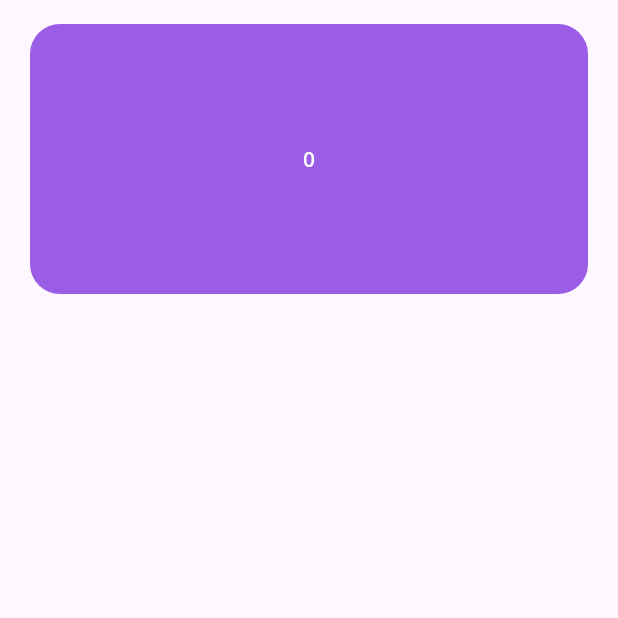
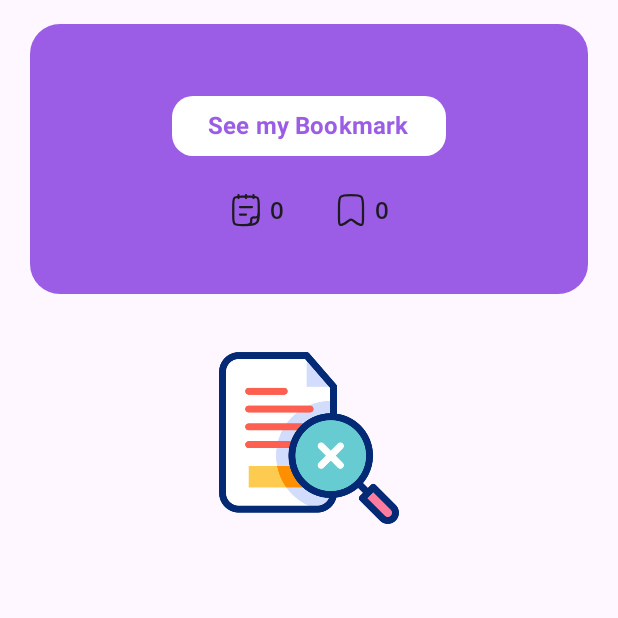
Before and after one commit to YazidBintang27/my-notes-android-app, an Android app built with Jetpack Compose: the composable HomeContent shown on its own in the app's theme, on a phone screen of 412 x 824 dp, the top half of it. Run offline under Robolectric (Android 15) with nearby library versions, the phone set to English and light mode, and no system bars; our stand-ins replace Dagger/Hilt's generated code.

Commit message:
Change UI

```diff
--- a/app/src/main/java/com/latihan/mynotes/ui/pages/HomePage.kt
+++ b/app/src/main/java/com/latihan/mynotes/ui/pages/HomePage.kt
@@ -1,16 +1,24 @@
 package com.latihan.mynotes.ui.pages
 
 import android.util.Log
+import androidx.compose.foundation.Image
 import androidx.compose.foundation.background
+import androidx.compose.foundation.layout.Arrangement
 import androidx.compose.foundation.layout.Box
 import androidx.compose.foundation.layout.Column
+import androidx.compose.foundation.layout.Row
+import androidx.compose.foundation.layout.Spacer
 import androidx.compose.foundation.layout.fillMaxSize
 import androidx.compose.foundation.layout.fillMaxWidth
 import androidx.compose.foundation.layout.height
 import androidx.compose.foundation.layout.padding
+import androidx.compose.foundation.layout.size
+import androidx.compose.foundation.layout.width
 import androidx.compose.foundation.lazy.grid.GridCells
 import androidx.compose.foundation.lazy.grid.LazyVerticalGrid
 import androidx.compose.foundation.shape.RoundedCornerShape
+import androidx.compose.material3.Button
+import androidx.compose.material3.ButtonDefaults
 import androidx.compose.material3.ExperimentalMaterial3Api
 import androidx.compose.material3.FloatingActionButton
 import androidx.compose.material3.Icon
@@ -26,7 +34,9 @@ import androidx.compose.ui.Alignment
 import androidx.compose.ui.Modifier
 import androidx.compose.ui.graphics.Color
 import androidx.compose.ui.res.painterResource
+import androidx.compose.ui.text.font.FontWeight
 import androidx.compose.ui.unit.dp
+import androidx.compose.ui.unit.sp
 import androidx.hilt.navigation.compose.hiltViewModel
 import androidx.navigation.NavHostController
 import com.latihan.mynotes.R
@@ -99,8 +109,66 @@ fun HomeContent(
                 ),
             contentAlignment = Alignment.Center
         ) {
-            Text(text = "${allNotes.size}", color = Color.White)
+            Column(
+                modifier = Modifier
+                    .fillMaxWidth()
+            ) {
+                Button(
+                    onClick = {},
+                    colors = ButtonDefaults.buttonColors(Color.White),
+                    shape = RoundedCornerShape(14.dp),
+                    modifier = Modifier.align(Alignment.CenterHorizontally)
+                ) {
+                    Text(
+                        text = "See my Bookmark",
+                        fontWeight = FontWeight.Bold,
+                        color = MaterialTheme.colorScheme.secondary,
+                        fontSize = 16.sp
+                    )
                 }
+                Spacer(modifier = Modifier.height(20.dp))
+                Row(
+                    horizontalArrangement = Arrangement.Center,
+                    modifier = Modifier.fillMaxWidth()
+                ) {
+                    Row {
+                        Icon(
+                            painter = painterResource(id = R.drawable.note_04_stroke_rounded),
+                            contentDescription = null
+                        )
+                        Text(
+                            text = "${allNotes.size}",
+                            fontWeight = FontWeight.Bold,
+                            fontSize = 16.sp,
+                            modifier = Modifier.padding(start = 4.dp)
+                        )
+                    }
+                    Spacer(modifier = Modifier.width(32.dp))
+                    Row {
+                        Icon(
+                            painter = painterResource(id = R.drawable.bookmark_false),
+                            contentDescription = null
+                        )
+                        Text(
+                            text = "0",
+                            fontWeight = FontWeight.Bold,
+                            fontSize = 16.sp,
+                            modifier = Modifier.padding(start = 4.dp)
+                        )
+                    }
+                }
+            }
+        }
+        if (allNotes.isEmpty()) {
+            Image(
+                painter = painterResource(id = R.drawable.no_data),
+                contentDescription = "No data image",
+                modifier = Modifier
+                    .align(Alignment.CenterHorizontally)
+                    .padding(top = 20.dp)
+                    .size(120.dp)
+            )
+        } else {
             LazyVerticalGrid(
                 columns = GridCells.Fixed(2),
                 modifier = Modifier.padding(horizontal = 8.dp)
@@ -111,3 +179,4 @@ fun HomeContent(
             }
         }
     }
+}
--- /dev/null
+++ b/app/src/main/res/drawable/note_04_stroke_rounded.xml
@@ -0,0 +1,31 @@
+<vector xmlns:android="http://schemas.android.com/apk/res/android"
+    android:width="24dp"
+    android:height="24dp"
+    android:viewportWidth="24"
+    android:viewportHeight="24">
+  <path
+      android:pathData="M17,2V4M12,2V4M7,2V4"
+      android:strokeLineJoin="round"
+      android:strokeWidth="1.5"
+      android:fillColor="#00000000"
+      android:strokeColor="#FFFF"
+      android:strokeLineCap="round"/>
+  <path
+      android:pathData="M3.5,16V9C3.5,6.172 3.5,4.757 4.379,3.879C5.257,3 6.672,3 9.5,3H14.5C17.328,3 18.743,3 19.621,3.879C20.5,4.757 20.5,6.172 20.5,9V12C20.5,16.714 20.5,19.071 19.035,20.535C17.571,22 15.214,22 10.5,22H9.5C6.672,22 5.257,22 4.379,21.121C3.5,20.243 3.5,18.828 3.5,16Z"
+      android:strokeWidth="1.5"
+      android:fillColor="#00000000"
+      android:strokeColor="#FFFF"/>
+  <path
+      android:pathData="M8,15H12M8,10H16"
+      android:strokeWidth="1.5"
+      android:fillColor="#00000000"
+      android:strokeColor="#FFFF"
+      android:strokeLineCap="round"/>
+  <path
+      android:pathData="M20.5,14.5C20.5,15.881 19.381,17 18,17C17.501,17 16.912,16.913 16.427,17.043C15.995,17.158 15.658,17.495 15.543,17.927C15.413,18.412 15.5,19.001 15.5,19.5C15.5,20.881 14.381,22 13,22"
+      android:strokeLineJoin="round"
+      android:strokeWidth="1.5"
+      android:fillColor="#00000000"
+      android:strokeColor="#FFFF"
+      android:strokeLineCap="round"/>
+</vector>
```
Also changed, not shown: app/src/main/res/drawable/no_data.png (added). Lines whose indentation alone changed are shown as unchanged.
